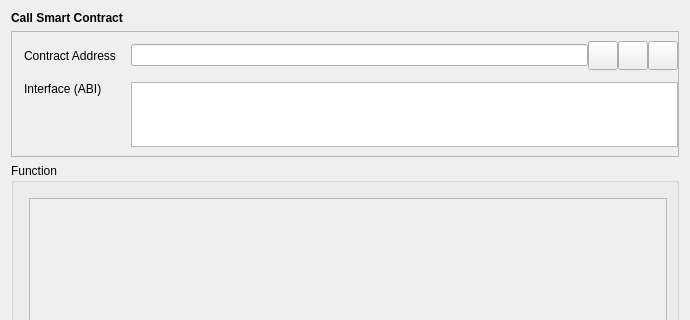
qtumproject/qtum, file src/qt/forms/callcontract.ui: the form before one commit; both pictures show x 0 to 690 and y 0 to 320 of the 690 by 499 pixel window.
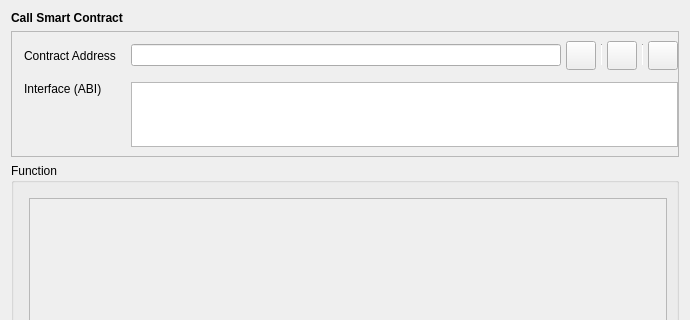
The form after the commit. Custom widgets are drawn as their Qt base class.

Commit message: Add tool button vertical lines

What changed in the file:
```diff
--- a/src/qt/forms/callcontract.ui
+++ b/src/qt/forms/callcontract.ui
@@ -106,6 +106,9 @@
             </item>
             <item row="0" column="2">
              <layout class="QHBoxLayout" name="horizontalLayout_2">
+              <property name="spacing">
+               <number>5</number>
+              </property>
               <item>
                <widget class="QValidatedLineEdit" name="lineEditContractAddress"/>
               </item>
@@ -125,6 +128,19 @@
                 </property>
                </widget>
               </item>
+              <item>
+               <widget class="Line" name="vLine">
+                <property name="maximumSize">
+                 <size>
+                  <width>1</width>
+                  <height>22</height>
+                 </size>
+                </property>
+                <property name="orientation">
+                 <enum>Qt::Vertical</enum>
+                </property>
+               </widget>
+              </item>
               <item>
                <widget class="QToolButton" name="pasteAddressButton">
                 <property name="toolTip">
@@ -141,6 +157,19 @@
                 </property>
                </widget>
               </item>
+              <item>
+               <widget class="Line" name="vLine2">
+                <property name="maximumSize">
+                 <size>
+                  <width>1</width>
+                  <height>22</height>
+                 </size>
+                </property>
+                <property name="orientation">
+                 <enum>Qt::Vertical</enum>
+                </property>
+               </widget>
+              </item>
               <item>
                <widget class="QToolButton" name="saveInfoButton">
                 <property name="toolTip">
```
The commit also changes 3 other files.
